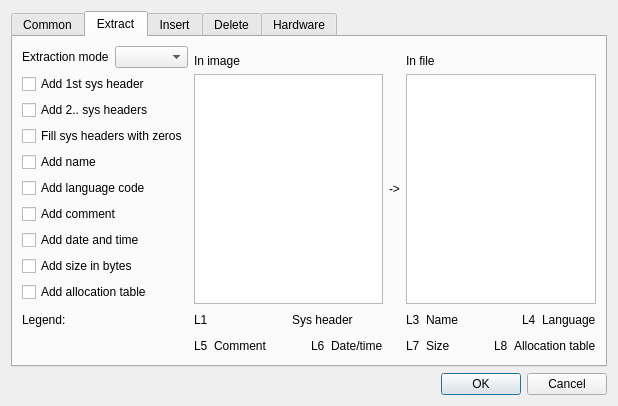
Above: setupwindow.ui from hitomi2500/ss-save-parser before the change. Below: the same form after it.
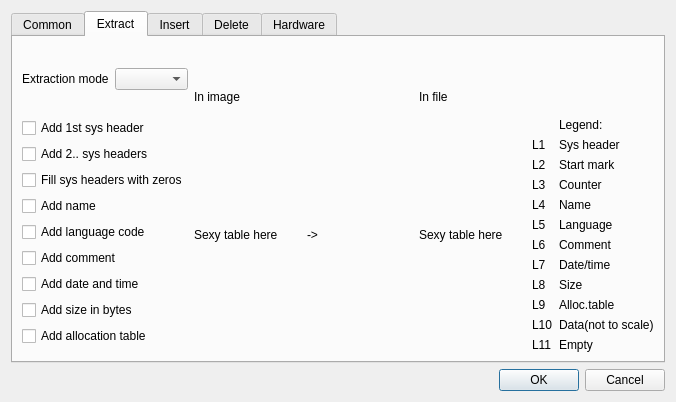
That is the form after the change. The open tabs and pages were chosen to show the change.

Commit message: Setup GUI insert/extract explanation; New button;

The edit to the form file:
```diff
--- a/setupwindow.ui
+++ b/setupwindow.ui
@@ -6,7 +6,7 @@
    <rect>
     <x>0</x>
     <y>0</y>
-    <width>618</width>
+    <width>676</width>
     <height>402</height>
    </rect>
   </property>
@@ -20,7 +20,7 @@
       <string/>
      </property>
      <property name="currentIndex">
-      <number>1</number>
+      <number>0</number>
      </property>
      <widget class="QWidget" name="CommonTab">
       <attribute name="title">
@@ -54,16 +54,6 @@
        <string>Extract</string>
       </attribute>
       <layout class="QGridLayout" name="verticalLayout_11">
-       <item row="3" column="1">
-        <widget class="QTableWidget" name="tableWidget_ExtractImage"/>
-       </item>
-       <item row="1" column="3">
-        <widget class="QLabel" name="label_3">
-         <property name="text">
-          <string>In file</string>
-         </property>
-        </widget>
-       </item>
        <item row="0" column="0" rowspan="2">
         <layout class="QHBoxLayout" name="horizontalLayout">
          <item>
@@ -74,70 +64,249 @@
           </widget>
          </item>
          <item>
-          <widget class="QComboBox" name="comboBox_9"/>
+          <widget class="QComboBox" name="comboBox_ExtractMode"/>
          </item>
         </layout>
        </item>
+       <item row="3" column="4">
+        <layout class="QFormLayout" name="formLayout">
+         <item row="1" column="0">
+          <widget class="QLabel" name="label_Extract_L1">
+           <property name="text">
+            <string>L1</string>
+           </property>
+          </widget>
+         </item>
+         <item row="1" column="1">
+          <widget class="QLabel" name="label_28">
+           <property name="text">
+            <string>Sys header</string>
+           </property>
+          </widget>
+         </item>
+         <item row="2" column="0">
+          <widget class="QLabel" name="label_Extract_L2">
+           <property name="text">
+            <string>L2</string>
+           </property>
+          </widget>
+         </item>
+         <item row="2" column="1">
+          <widget class="QLabel" name="label_30">
+           <property name="text">
+            <string>Start mark</string>
+           </property>
+          </widget>
+         </item>
+         <item row="3" column="0">
+          <widget class="QLabel" name="label_Extract_L3">
+           <property name="text">
+            <string>L3</string>
+           </property>
+          </widget>
+         </item>
+         <item row="3" column="1">
+          <widget class="QLabel" name="label_9">
+           <property name="text">
+            <string>Counter</string>
+           </property>
+          </widget>
+         </item>
+         <item row="4" column="0">
+          <widget class="QLabel" name="label_Extract_L4">
+           <property name="text">
+            <string>L4</string>
+           </property>
+          </widget>
+         </item>
+         <item row="4" column="1">
+          <widget class="QLabel" name="label_11">
+           <property name="text">
+            <string>Name</string>
+           </property>
+          </widget>
+         </item>
+         <item row="5" column="0">
+          <widget class="QLabel" name="label_Extract_L5">
+           <property name="text">
+            <string>L5</string>
+           </property>
+          </widget>
+         </item>
+         <item row="5" column="1">
+          <widget class="QLabel" name="label_32">
+           <property name="text">
+            <string>Language</string>
+           </property>
+          </widget>
+         </item>
+         <item row="6" column="0">
+          <widget class="QLabel" name="label_Extract_L6">
+           <property name="text">
+            <string>L6</string>
+           </property>
+          </widget>
+         </item>
+         <item row="6" column="1">
+          <widget class="QLabel" name="label_34">
+           <property name="text">
+            <string>Comment</string>
+           </property>
+          </widget>
+         </item>
+         <item row="7" column="0">
+          <widget class="QLabel" name="label_Extract_L7">
+           <property name="text">
+            <string>L7</string>
+           </property>
+          </widget>
+         </item>
+         <item row="7" column="1">
+          <widget class="QLabel" name="label_20">
+           <property name="text">
+            <string>Date/time</string>
+           </property>
+          </widget>
+         </item>
+         <item row="8" column="0">
+          <widget class="QLabel" name="label_Extract_L8">
+           <property name="text">
+            <string>L8</string>
+           </property>
+          </widget>
+         </item>
+         <item row="8" column="1">
+          <widget class="QLabel" name="label_22">
+           <property name="text">
+            <string>Size</string>
+           </property>
+          </widget>
+         </item>
+         <item row="9" column="0">
+          <widget class="QLabel" name="label_Extract_L9">
+           <property name="text">
+            <string>L9</string>
+           </property>
+          </widget>
+         </item>
+         <item row="9" column="1">
+          <widget class="QLabel" name="label_23">
+           <property name="text">
+            <string>Alloc.table</string>
+           </property>
+          </widget>
+         </item>
+         <item row="10" column="0">
+          <widget class="QLabel" name="label_Extract_L10">
+           <property name="text">
+            <string>L10</string>
+           </property>
+          </widget>
+         </item>
+         <item row="10" column="1">
+          <widget class="QLabel" name="label_26">
+           <property name="text">
+            <string>Data(not to scale)</string>
+           </property>
+          </widget>
+         </item>
+         <item row="11" column="0">
+          <widget class="QLabel" name="label_Extract_L11">
+           <property name="text">
+            <string>L11</string>
+           </property>
+          </widget>
+         </item>
+         <item row="11" column="1">
+          <widget class="QLabel" name="label_8">
+           <property name="text">
+            <string>Empty</string>
+           </property>
+          </widget>
+         </item>
+         <item row="0" column="1">
+          <widget class="QLabel" name="label_27">
+           <property name="text">
+            <string>Legend:</string>
+           </property>
+          </widget>
+         </item>
+        </layout>
+       </item>
+       <item row="3" column="2">
+        <widget class="QLabel" name="label">
+         <property name="text">
+          <string>-&gt;</string>
+         </property>
+        </widget>
+       </item>
+       <item row="1" column="3">
+        <widget class="QLabel" name="label_3">
+         <property name="text">
+          <string>In file</string>
+         </property>
+        </widget>
+       </item>
        <item row="3" column="0">
         <layout class="QVBoxLayout" name="verticalLayout_12">
          <item>
-          <widget class="QCheckBox" name="checkBox_17">
+          <widget class="QCheckBox" name="checkBox_ExtractSys">
            <property name="text">
             <string>Add 1st sys header</string>
            </property>
           </widget>
          </item>
          <item>
-          <widget class="QCheckBox" name="checkBox_33">
+          <widget class="QCheckBox" name="checkBox_ExtractSysAll">
            <property name="text">
             <string>Add 2.. sys headers</string>
            </property>
           </widget>
          </item>
          <item>
-          <widget class="QCheckBox" name="checkBox_18">
+          <widget class="QCheckBox" name="checkBox_FillSysZeros">
            <property name="text">
             <string>Fill sys headers with zeros</string>
            </property>
           </widget>
          </item>
          <item>
-          <widget class="QCheckBox" name="checkBox_19">
+          <widget class="QCheckBox" name="checkBox_ExtractName">
            <property name="text">
             <string>Add name</string>
            </property>
           </widget>
          </item>
          <item>
-          <widget class="QCheckBox" name="checkBox_31">
+          <widget class="QCheckBox" name="checkBox_ExtractLanguage">
            <property name="text">
             <string>Add language code</string>
            </property>
           </widget>
          </item>
          <item>
-          <widget class="QCheckBox" name="checkBox_20">
+          <widget class="QCheckBox" name="checkBox_ExtractComment">
            <property name="text">
             <string>Add comment</string>
            </property>
           </widget>
          </item>
          <item>
-          <widget class="QCheckBox" name="checkBox_21">
+          <widget class="QCheckBox" name="checkBox_ExtractDateTime">
            <property name="text">
             <string>Add date and time</string>
            </property>
           </widget>
          </item>
          <item>
-          <widget class="QCheckBox" name="checkBox_22">
+          <widget class="QCheckBox" name="checkBox_ExtractSize">
            <property name="text">
             <string>Add size in bytes</string>
            </property>
           </widget>
          </item>
          <item>
-          <widget class="QCheckBox" name="checkBox_23">
+          <widget class="QCheckBox" name="checkBox_ExtractSAT">
            <property name="text">
             <string>Add allocation table</string>
            </property>
@@ -145,13 +314,6 @@
          </item>
         </layout>
        </item>
-       <item row="3" column="2">
-        <widget class="QLabel" name="label">
-         <property name="text">
-          <string>-&gt;</string>
-         </property>
-        </widget>
-       </item>
        <item row="1" column="1">
         <widget class="QLabel" name="label_2">
          <property name="text">
@@ -159,169 +321,20 @@
          </property>
         </widget>
        </item>
+       <item row="3" column="1">
+        <widget class="QLabel" name="label_DemoExtractImage">
+         <property name="text">
+          <string>Sexy table here</string>
+         </property>
+        </widget>
+       </item>
        <item row="3" column="3">
-        <widget class="QTableWidget" name="tableWidget_ExtractFile"/>
-       </item>
-       <item row="4" column="0">
-        <widget class="QLabel" name="label_7">
+        <widget class="QLabel" name="label_DemoExtractFile">
          <property name="text">
-          <string>Legend:</string>
+          <string>Sexy table here</string>
          </property>
         </widget>
        </item>
-       <item row="5" column="3">
-        <layout class="QHBoxLayout" name="horizontalLayout_6">
-         <item>
-          <widget class="QLabel" name="label_24">
-           <property name="text">
-            <string>L7</string>
-           </property>
-          </widget>
-         </item>
-         <item>
-          <widget class="QLabel" name="label_23">
-           <property name="text">
-            <string>Size</string>
-           </property>
-          </widget>
-         </item>
-         <item>
-          <spacer name="horizontalSpacer_3">
-           <property name="orientation">
-            <enum>Qt::Horizontal</enum>
-           </property>
-           <property name="sizeHint" stdset="0">
-            <size>
-             <width>40</width>
-             <height>20</height>
-            </size>
-           </property>
-          </spacer>
-         </item>
-         <item>
-          <widget class="QLabel" name="label_25">
-           <property name="text">
-            <string>L8</string>
-           </property>
-          </widget>
-         </item>
-         <item>
-          <widget class="QLabel" name="label_26">
-           <property name="text">
-            <string>Allocation table</string>
-           </property>
-          </widget>
-         </item>
-        </layout>
-       </item>
-       <item row="5" column="1">
-        <layout class="QHBoxLayout" name="horizontalLayout_4">
-         <item>
-          <widget class="QLabel" name="label_12">
-           <property name="text">
-            <string>L5</string>
-           </property>
-          </widget>
-         </item>
-         <item>
-          <widget class="QLabel" name="label_20">
-           <property name="text">
-            <string>Comment</string>
-           </property>
-          </widget>
-         </item>
-         <item>
-          <spacer name="horizontalSpacer_2">
-           <property name="orientation">
-            <enum>Qt::Horizontal</enum>
-           </property>
-           <property name="sizeHint" stdset="0">
-            <size>
-             <width>40</width>
-             <height>20</height>
-            </size>
-           </property>
-          </spacer>
-         </item>
-         <item>
-          <widget class="QLabel" name="label_21">
-           <property name="text">
-            <string>L6</string>
-           </property>
-          </widget>
-         </item>
-         <item>
-          <widget class="QLabel" name="label_22">
-           <property name="text">
-            <string>Date/time</string>
-           </property>
-          </widget>
-         </item>
-        </layout>
-       </item>
-       <item row="4" column="3">
-        <layout class="QHBoxLayout" name="horizontalLayout_3">
-         <item>
-          <widget class="QLabel" name="label_8">
-           <property name="text">
-            <string>L3</string>
-           </property>
-          </widget>
-         </item>
-         <item>
-          <widget class="QLabel" name="label_9">
-           <property name="text">
-            <string>Name</string>
-           </property>
-          </widget>
-         </item>
-         <item>
-          <spacer name="horizontalSpacer">
-           <property name="orientation">
-            <enum>Qt::Horizontal</enum>
-           </property>
-           <property name="sizeHint" stdset="0">
-            <size>
-             <width>40</width>
-             <height>20</height>
-            </size>
-           </property>
-          </spacer>
-         </item>
-         <item>
-          <widget class="QLabel" name="label_10">
-           <property name="text">
-            <string>L4</string>
-           </property>
-          </widget>
-         </item>
-         <item>
-          <widget class="QLabel" name="label_11">
-           <property name="text">
-            <string>Language</string>
-           </property>
-          </widget>
-         </item>
-        </layout>
-       </item>
-       <item row="4" column="1">
-        <layout class="QHBoxLayout" name="horizontalLayout_7">
-         <item>
-          <widget class="QLabel" name="label_27">
-           <property name="text">
-            <string>L1</string>
-           </property>
-          </widget>
-         </item>
-         <item>
-          <widget class="QLabel" name="label_28">
-           <property name="text">
-            <string>Sys header</string>
-           </property>
-          </widget>
-         </item>
-        </layout>
-       </item>
       </layout>
      </widget>
      <widget class="QWidget" name="InsertTab">
@@ -332,63 +345,63 @@
        <item row="5" column="0">
         <layout class="QVBoxLayout" name="verticalLayout_14">
          <item>
-          <widget class="QCheckBox" name="checkBox_24">
+          <widget class="QCheckBox" name="checkBox_InsertSys">
            <property name="text">
             <string>Use 1st sys header</string>
            </property>
           </widget>
          </item>
          <item>
-          <widget class="QCheckBox" name="checkBox_34">
+          <widget class="QCheckBox" name="checkBox_InsertSysAll">
            <property name="text">
             <string>Use 2.. sys headers</string>
            </property>
           </widget>
          </item>
          <item>
-          <widget class="QCheckBox" name="checkBox_30">
+          <widget class="QCheckBox" name="checkBox_InsertSysUseCounter">
            <property name="text">
             <string>Use counter in sys header</string>
            </property>
           </widget>
          </item>
          <item>
-          <widget class="QCheckBox" name="checkBox_25">
+          <widget class="QCheckBox" name="checkBox_InsertName">
            <property name="text">
             <string>Use name</string>
            </property>
           </widget>
          </item>
          <item>
-          <widget class="QCheckBox" name="checkBox_32">
+          <widget class="QCheckBox" name="checkBox_InsertLanguage">
            <property name="text">
             <string>Use language code</string>
            </property>
           </widget>
          </item>
          <item>
-          <widget class="QCheckBox" name="checkBox_26">
+          <widget class="QCheckBox" name="checkBox_InsertComment">
            <property name="text">
             <string>Use comment</string>
            </property>
           </widget>
          </item>
          <item>
-          <widget class="QCheckBox" name="checkBox_27">
+          <widget class="QCheckBox" name="checkBox_InsertDatetime">
            <property name="text">
             <string>Use date and time</string>
            </property>
           </widget>
          </item>
          <item>
-          <widget class="QCheckBox" name="checkBox_28">
+          <widget class="QCheckBox" name="checkBox_InsertSize">
            <property name="text">
             <string>Use size</string>
            </property>
           </widget>
          </item>
          <item>
-          <widget class="QCheckBox" name="checkBox_29">
+          <widget class="QCheckBox" name="checkBox_InsertSAT">
            <property name="text">
             <string>Use allocation table</string>
            </property>
@@ -396,9 +409,6 @@
          </item>
         </layout>
        </item>
-       <item row="5" column="1">
-        <widget class="QTableWidget" name="tableWidget_InsertImage"/>
-       </item>
        <item row="0" column="0" rowspan="2">
         <layout class="QHBoxLayout" name="horizontalLayout_2">
          <item>
@@ -409,34 +419,210 @@
           </widget>
          </item>
          <item>
-          <widget class="QComboBox" name="comboBox_10"/>
+          <widget class="QComboBox" name="comboBox_InsertMode"/>
          </item>
         </layout>
        </item>
        <item row="5" column="3">
-        <widget class="QTableWidget" name="tableWidget_InsertFile"/>
-       </item>
-       <item row="5" column="2">
         <widget class="QLabel" name="label_4">
          <property name="text">
           <string>-&gt;</string>
          </property>
         </widget>
        </item>
-       <item row="1" column="1">
+       <item row="1" column="2">
         <widget class="QLabel" name="label_5">
          <property name="text">
           <string>In file</string>
          </property>
         </widget>
        </item>
-       <item row="1" column="3">
+       <item row="1" column="4">
         <widget class="QLabel" name="label_6">
          <property name="text">
           <string>In Image</string>
          </property>
         </widget>
        </item>
+       <item row="5" column="6">
+        <layout class="QFormLayout" name="formLayout_3">
+         <item row="0" column="1">
+          <widget class="QLabel" name="label_10">
+           <property name="text">
+            <string>Legend:</string>
+           </property>
+          </widget>
+         </item>
+         <item row="1" column="0">
+          <widget class="QLabel" name="label_Insert_L1">
+           <property name="text">
+            <string>L1</string>
+           </property>
+          </widget>
+         </item>
+         <item row="2" column="0">
+          <widget class="QLabel" name="label_Insert_L2">
+           <property name="text">
+            <string>L2</string>
+           </property>
+          </widget>
+         </item>
+         <item row="3" column="0">
+          <widget class="QLabel" name="label_Insert_L3">
+           <property name="text">
+            <string>L3</string>
+           </property>
+          </widget>
+         </item>
+         <item row="4" column="0">
+          <widget class="QLabel" name="label_Insert_L4">
+           <property name="text">
+            <string>L4</string>
+           </property>
+          </widget>
+         </item>
+         <item row="5" column="0">
+          <widget class="QLabel" name="label_Insert_L5">
+           <property name="text">
+            <string>L5</string>
+           </property>
+          </widget>
+         </item>
+         <item row="6" column="0">
+          <widget class="QLabel" name="label_Insert_L6">
+           <property name="text">
+            <string>L6</string>
+           </property>
+          </widget>
+         </item>
+         <item row="7" column="0">
+          <widget class="QLabel" name="label_Insert_L7">
+           <property name="text">
+            <string>L7</string>
+           </property>
+          </widget>
+         </item>
+         <item row="8" column="0">
+          <widget class="QLabel" name="label_Insert_L8">
+           <property name="text">
+            <string>L8</string>
+           </property>
+          </widget>
+         </item>
+         <item row="9" column="0">
+          <widget class="QLabel" name="label_Insert_L9">
+           <property name="text">
+            <string>L9</string>
+           </property>
+          </widget>
+         </item>
+         <item row="1" column="1">
+          <widget class="QLabel" name="label_37">
+           <property name="text">
+            <string>Sys header</string>
+           </property>
+          </widget>
+         </item>
+         <item row="2" column="1">
+          <widget class="QLabel" name="label_38">
+           <property name="text">
+            <string>Start mark</string>
+           </property>
+          </widget>
+         </item>
+         <item row="3" column="1">
+          <widget class="QLabel" name="label_7">
+           <property name="text">
+            <string>Counter</string>
+           </property>
+          </widget>
+         </item>
+         <item row="10" column="0">
+          <widget class="QLabel" name="label_Insert_L10">
+           <property name="text">
+            <string>L10</string>
+           </property>
+          </widget>
+         </item>
+         <item row="11" column="0">
+          <widget class="QLabel" name="label_Insert_L11">
+           <property name="text">
+            <string>L11</string>
+           </property>
+          </widget>
+         </item>
+         <item row="4" column="1">
+          <widget class="QLabel" name="label_41">
+           <property name="text">
+            <string>Name</string>
+           </property>
+          </widget>
+         </item>
+         <item row="5" column="1">
+          <widget class="QLabel" name="label_42">
+           <property name="text">
+            <string>Language</string>
+           </property>
+          </widget>
+         </item>
+         <item row="6" column="1">
+          <widget class="QLabel" name="label_43">
+           <property name="text">
+            <string>Comment</string>
+           </property>
+          </widget>
+         </item>
+         <item row="7" column="1">
+          <widget class="QLabel" name="label_44">
+           <property name="text">
+            <string>Date/time</string>
+           </property>
+          </widget>
+         </item>
+         <item row="8" column="1">
+          <widget class="QLabel" name="label_45">
+           <property name="text">
+            <string>Size</string>
+           </property>
+          </widget>
+         </item>
+         <item row="9" column="1">
+          <widget class="QLabel" name="label_46">
+           <property name="text">
+            <string>Alloc.table</string>
+           </property>
+          </widget>
+         </item>
+         <item row="10" column="1">
+          <widget class="QLabel" name="label_47">
+           <property name="text">
+            <string>Data(not to scale)</string>
+           </property>
+          </widget>
+         </item>
+         <item row="11" column="1">
+          <widget class="QLabel" name="label_48">
+           <property name="text">
+            <string>Empty</string>
+           </property>
+          </widget>
+         </item>
+        </layout>
+       </item>
+       <item row="5" column="4">
+        <widget class="QLabel" name="label_DemoInsertImage">
+         <property name="text">
+          <string>Sexy table here too</string>
+         </property>
+        </widget>
+       </item>
+       <item row="5" column="2">
+        <widget class="QLabel" name="label_DemoInsertFile">
+         <property name="text">
+          <string>Sexy table here</string>
+         </property>
+        </widget>
+       </item>
       </layout>
      </widget>
      <widget class="QWidget" name="DeleteTab">
```
The commit also changes 16 other files.
